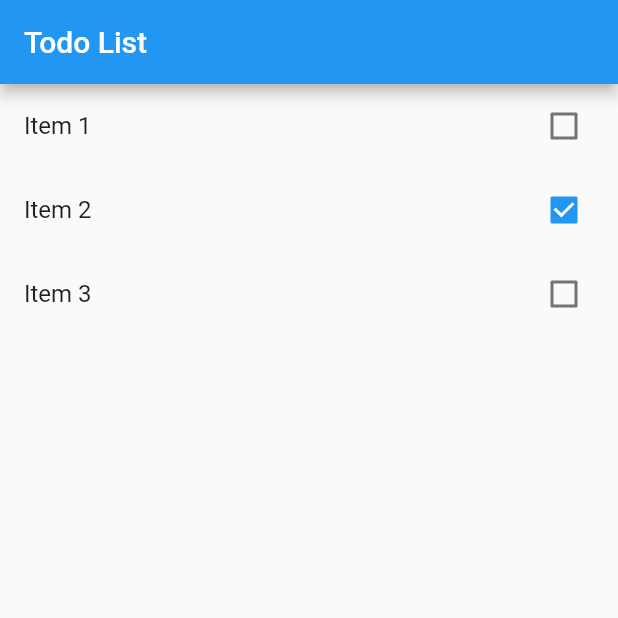
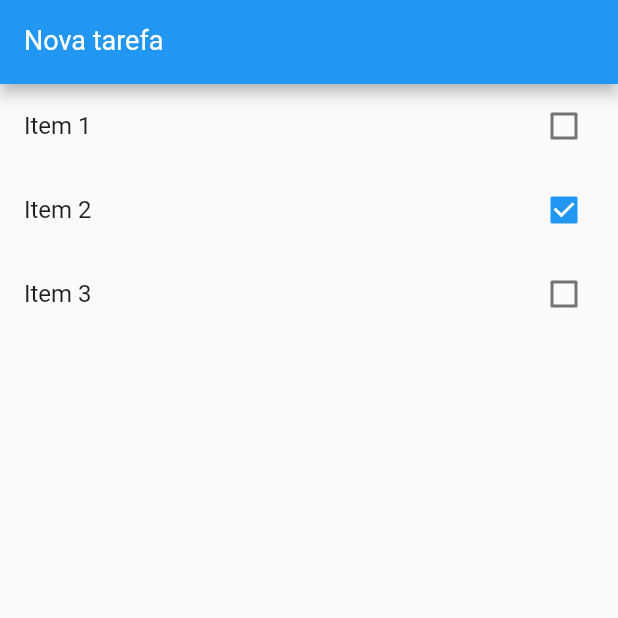
Before and after one commit to robsonsilv4/TodoFlutter, a Flutter app: the screen it shows after launch, on a phone screen of 412 x 824 dp, the top half of it. Run offline on Flutter 3.47's test engine with Material 2 defaults, Android fonts, the phone set to English and light mode, and no system bars.

Commit message:
Campo para adicionar tarefa

```diff
--- a/lib/main.dart
+++ b/lib/main.dart
@@ -32,21 +32,25 @@ class HomePage extends StatefulWidget {
 }
 
 class _HomePageState extends State<HomePage> {
+  var newTaskCtrl = TextEditingController();
+
   @override
   Widget build(BuildContext context) {
     return Scaffold(
       appBar: AppBar(
-        // leading: Text(
-        //   'Oi',
-        // ),
-        title: Text(
-          'Todo List',
+        title: TextFormField(
+          controller: newTaskCtrl,
+          keyboardType: TextInputType.text,
+          style: TextStyle(
+            color: Colors.white,
+            fontSize: 18.0,
+          ),
+          decoration: InputDecoration(
+              labelText: 'Nova tarefa',
+              labelStyle: TextStyle(
+                color: Colors.white,
+              )),
         ),
-        // actions: <Widget>[
-        //   Icon(
-        //     Icons.plus_one,
-        //   )
-        // ],
       ),
       body: ListView.builder(
         itemCount: widget.items.length,
```
